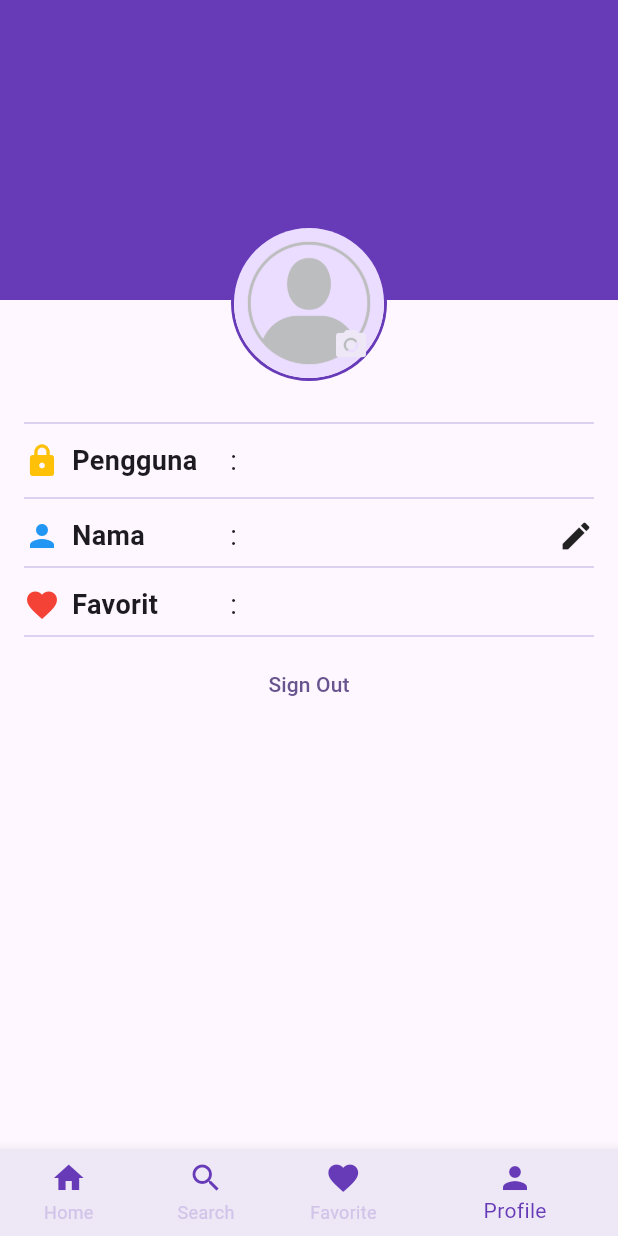
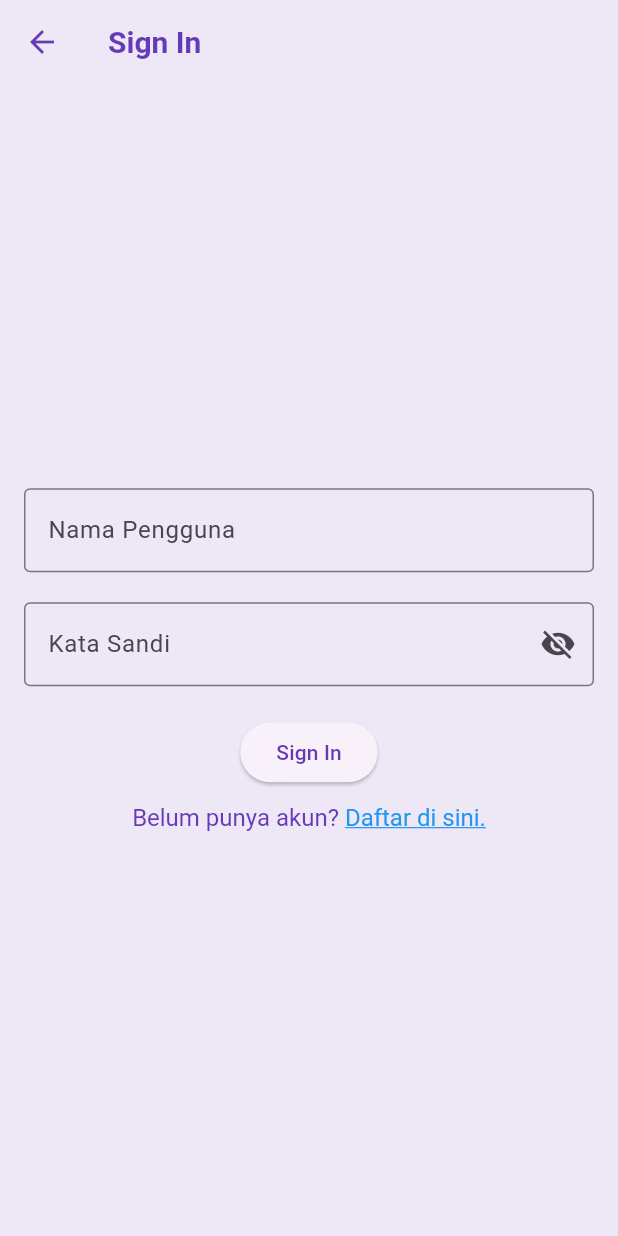
Before and after one commit to Mobile-Programming-MDP/latihan-flutter-R4phhhh, a Flutter app: the screen it shows after launch, item 4 of the bottom bar chosen, after a tap on "Sign In", on a phone screen of 412 x 824 dp. Run offline on Flutter 3.47's test engine with Material 3 defaults, Android fonts, the light colour scheme and no system bars; our stand-ins replace connectivity_plus.

Commit message:
commit commit

```diff
--- a/wisata_candi/lib/main.dart
+++ b/wisata_candi/lib/main.dart
@@ -5,25 +5,45 @@ import 'package:wisata_candi/screens/favorite_screen.dart';
 import 'package:wisata_candi/screens/profil_screen.dart';
 import 'package:wisata_candi/screens/search_screen.dart';
 import 'package:wisata_candi/screens/home_screen.dart';
+import 'package:wisata_candi/screens/sign_in_screen.dart';
+import 'package:wisata_candi/screens/sign_up_screen.dart';
+
 
 void main() {
-  runApp(const MainApp());
+  runApp(const MyApp());
 }
 
-class MainApp extends StatelessWidget {
-  const MainApp({super.key});
+class MyApp extends StatelessWidget {
+  const MyApp({super.key});
 
+  // This widget is the root of your application.
   @override
   Widget build(BuildContext context) {
     return MaterialApp(
-      // home: DetailScreen(candi: candiList[0]),
-
       title: 'Wisata Candi',
       theme: ThemeData(
-        colorScheme: ColorScheme.fromSeed(seedColor: Colors.deepPurple),
+        appBarTheme: const AppBarTheme(
+          iconTheme: IconThemeData(color: Colors.deepPurple),
+          titleTextStyle: TextStyle(
+            color: Colors.deepPurple,
+            fontSize: 20,
+            fontWeight: FontWeight.bold,
+          )
+        ),
+        colorScheme: ColorScheme.fromSeed(seedColor: Colors.deepPurple).copyWith(
+          primary: Colors.deepPurple,
+          surface: Colors.deepPurple[50],
+        ),
         useMaterial3: true,
       ),
-      home: const MainScreen(),
+      // home: MainScreen(),
+      home: MainScreen(),
+      initialRoute: '/',
+      routes: {
+        '/homescreen': (context) => const HomeScreen(),
+        '/signin': (context) => SignInScreen(),
+        '/signup': (context) => SignUpScreen(),
+      },
     );
   }
 }
--- a/wisata_candi/lib/screens/detail_screen.dart
+++ b/wisata_candi/lib/screens/detail_screen.dart
@@ -34,7 +34,9 @@ class DetailScreen extends StatelessWidget {
                       shape: BoxShape.circle,
                     ),
                     child: IconButton(
-                      onPressed: () {},
+                      onPressed: () {
+                        Navigator.pop(context);
+                      },
                       icon: const Icon(
                         Icons.arrow_back,
                       )),
--- a/wisata_candi/lib/screens/profil_screen.dart
+++ b/wisata_candi/lib/screens/profil_screen.dart
@@ -17,9 +17,10 @@ class _ProfileScreenState extends State<ProfileScreen> {
 
   // TODO: 5. Implementasi fungsi signIn
   void signIn() {
-    setState(() {
-      isSignedIn = !isSignedIn;
-    });
+    // setState(() {
+    //   isSignedIn = !isSignedIn;
+    // });
+    Navigator.pushNamed(context, '/signin');
   }
   // TODO: 6. Implementasi fungsi signOut
   void signOut() {
--- /dev/null
+++ b/wisata_candi/lib/screens/sign_in_screen.dart
@@ -0,0 +1,108 @@
+import 'package:flutter/gestures.dart';
+import 'package:flutter/material.dart';
+
+class SignInScreen extends StatefulWidget {
+  SignInScreen({super.key});
+
+  @override
+  State<SignInScreen> createState() => _SignInScreenState();
+}
+
+class _SignInScreenState extends State<SignInScreen> {
+  // TODO: Variable Declaration
+  final TextEditingController _usernameController = TextEditingController();
+  final TextEditingController _passwordController = TextEditingController();
+
+  String _errorText = '';
+  bool _isSignedIn = false;
+  bool _obscurePassword = true;
+
+  @override
+  Widget build(BuildContext context) {
+    return Scaffold(
+      // TODO: AppBar
+      appBar: AppBar(title: Text('Sign In'),),
+      // TODO: Body
+      body: Center(
+        child: SingleChildScrollView(
+          child: Padding(
+            padding: const EdgeInsets.all(16),
+            child: Form(
+              child: Column(
+                // TODO: MainAxisAlignment and CrossAxisAlignment
+                mainAxisAlignment: MainAxisAlignment.center,
+                crossAxisAlignment: CrossAxisAlignment.center,
+                children: [
+                  // TODO: TextFormField - Username
+                  TextFormField(
+                    controller: _usernameController,
+                    decoration: InputDecoration(
+                      labelText: "Nama Pengguna",
+                      border: OutlineInputBorder(),
+                    ),
+                  ),
+                  // TODO: TextFormField - Password
+                  SizedBox(height: 20,),
+                  TextFormField(
+                    controller: _passwordController,
+                    decoration: InputDecoration(
+                      labelText: "Kata Sandi",
+                      errorText: _errorText.isNotEmpty ? _errorText : null,
+                      border: OutlineInputBorder(),
+                      suffixIcon: IconButton(
+                        onPressed: () {
+                          setState(() {
+                            _obscurePassword = !_obscurePassword;
+                          });
+                        },
+                        icon: Icon(
+                          _obscurePassword ? Icons.visibility_off : Icons.visibility,
+                        ),
+                      ),
+                    ),
+                    obscureText: _obscurePassword,
+                  ),
+                  // TODO: ElevatedButton - Sign In
+                  SizedBox(height: 20,),
+                  ElevatedButton(
+                    onPressed: () {},
+                    child: Text('Sign In')
+                  ),
+                  // TODO: Sign Up Button
+                  SizedBox(height: 10,),
+                  // TextButton(
+                  //   onPressed: () {},
+                  //   child: Text('Belum punya akun? Daftar di sini.'),
+                  // ),
+                  RichText(
+                    text: TextSpan(
+                      text: 'Belum punya akun? ',
+                      style: TextStyle(
+                        fontSize: 16,
+                        color: Colors.deepPurple
+                      ),
+                      children: <TextSpan>[
+                        TextSpan(
+                          text: 'Daftar di sini.',
+                          style: TextStyle(
+                            color: Colors.blue,
+                            decoration: TextDecoration.underline,
+                            fontSize: 16,
+                          ),
+                          recognizer: TapGestureRecognizer()
+                            ..onTap = () {
+                              Navigator.pushNamed(context, '/signup');
+                            },
+                        )
+                      ]
+                    ),
+                  ),
+                ],
+              )
+            ),
+          ),
+        ),
+      ),
+    );
+  }
+}
--- a/wisata_candi/lib/widgets/item_card.dart
+++ b/wisata_candi/lib/widgets/item_card.dart
@@ -9,9 +9,8 @@ class ItemCard extends StatelessWidget {
 
   @override
   Widget build(BuildContext context) {
-    return GestureDetector(
+    return InkWell(
       onTap: () {
-        // Navigate to the detail screen when the card is tapped
         Navigator.push(
           context,
           MaterialPageRoute(
--- a/wisata_candi/pubspec.yaml
+++ b/wisata_candi/pubspec.yaml
@@ -36,6 +36,7 @@ dependencies:
   # Use with the CupertinoIcons class for iOS style icons.
   cupertino_icons: ^1.0.8
   cached_network_image: ^3.4.1
+  shared_preference: ^2.2.2
 
 dev_dependencies:
   flutter_test:
```
Also changed, not shown: wisata_candi/lib/screens/sign_up_screen.dart (added, +145 -0 lines).
